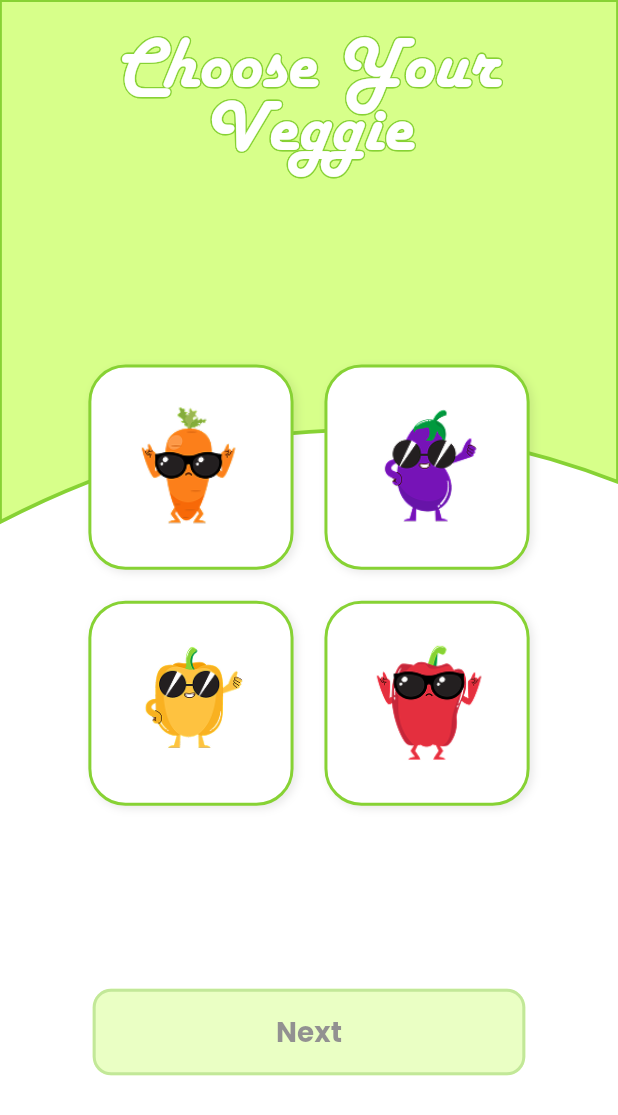
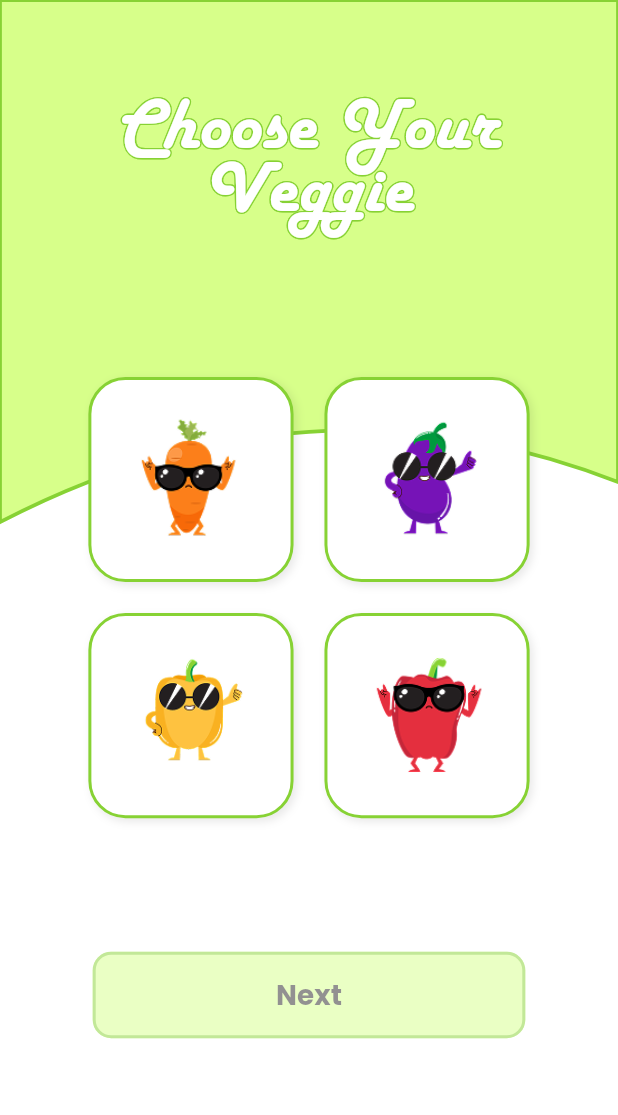
Before and after one commit to broomrun/veggiez, a Flutter app: the ChooseCharacterPage screen opened by its route, on a phone screen of 412 x 824 dp. Shown: the top 1115 px of the screen. Run offline on Flutter 3.47's test engine with Material 3 defaults, Android fonts, the phone set to English and light mode, and no system bars; our stand-ins replace device_preview, go_router, google_fonts.

Commit message:
fix(character): lowering the tittle

```diff
--- a/lib/screens/character.dart
+++ b/lib/screens/character.dart
@@ -30,7 +30,6 @@ class _ChooseCharacterPageState extends State<ChooseCharacterPage> {
     final double titleFont = size.shortestSide * 0.12;
     final double cardRadius = size.width * 0.06;
     final double horizontalPadding = size.width * 0.08;
-    final double topSpacing = size.height * 0.03;
     final double gridSpacing = size.height * 0.025;
 
     return Scaffold(
@@ -40,17 +39,23 @@ class _ChooseCharacterPageState extends State<ChooseCharacterPage> {
           const HomeBackground2(),
 
           SafeArea(
-            child: Padding(
+            child: LayoutBuilder(
+              builder: (context, constraints) {
+                final screenHeight = constraints.maxHeight;
+
+                return Padding(
                   padding: EdgeInsets.symmetric(
                     horizontal: horizontalPadding,
-                vertical: topSpacing,
+                    vertical: screenHeight * 0.03,
                   ),
                   child: Column(
                     children: [
-                  Column(
-                    mainAxisSize: MainAxisSize.min,
-                    children: [
-                      Stack(
+                      Padding(
+                        padding: EdgeInsets.only(
+                          top: screenHeight * 0.05,
+                          bottom: screenHeight * 0.03,
+                        ),
+                        child: Stack(
                           children: [
                             Text(
                               'Choose Your\nVeggie',
@@ -77,8 +82,6 @@ class _ChooseCharacterPageState extends State<ChooseCharacterPage> {
                             ),
                           ],
                         ),
-                      SizedBox(height: size.height * 0.03),
-                    ],
                       ),
 
                       Expanded(
@@ -103,7 +106,8 @@ class _ChooseCharacterPageState extends State<ChooseCharacterPage> {
                                   ),
                                   itemBuilder: (context, index) {
                                     final veggie = veggies[index];
-                                final isSelected = selectedVeggie == index;
+                                    final isSelected =
+                                        selectedVeggie == index;
 
                                     return GestureDetector(
                                       onTap: () {
@@ -134,8 +138,8 @@ class _ChooseCharacterPageState extends State<ChooseCharacterPage> {
                                           ],
                                         ),
                                         child: Padding(
-                                      padding:
-                                      EdgeInsets.all(size.width * 0.05),
+                                          padding: EdgeInsets.all(
+                                              size.width * 0.05),
                                           child: Image.asset(
                                             veggie['image']!,
                                             fit: BoxFit.contain,
@@ -152,7 +156,10 @@ class _ChooseCharacterPageState extends State<ChooseCharacterPage> {
                       ),
 
                       Padding(
-                    padding: EdgeInsets.only(top: size.height * 0.015),
+                        padding: EdgeInsets.only(
+                          top: screenHeight * 0.015,
+                          bottom: screenHeight * 0.03,
+                        ),
                         child: AbsorbPointer(
                           absorbing: !isButtonEnabled,
                           child: Opacity(
@@ -176,6 +183,8 @@ class _ChooseCharacterPageState extends State<ChooseCharacterPage> {
                       ),
                     ],
                   ),
+                );
+              },
             ),
           ),
         ],
--- a/lib/screens/result.dart
+++ b/lib/screens/result.dart
@@ -50,7 +50,6 @@ class ResultPage extends StatelessWidget {
                     ),
                     SizedBox(height: spacing),
 
-                    // Stats Box
                     Container(
                       padding: EdgeInsets.all(padding * 0.6),
                       decoration: BoxDecoration(
```
Lines whose indentation alone changed are shown as unchanged.
